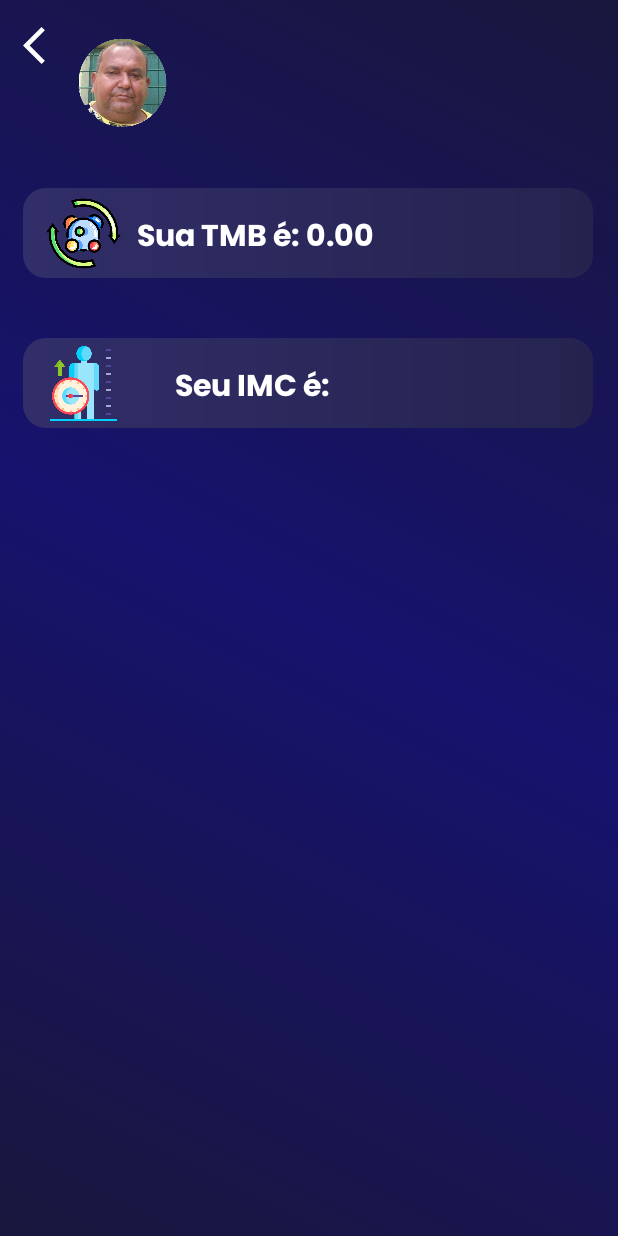
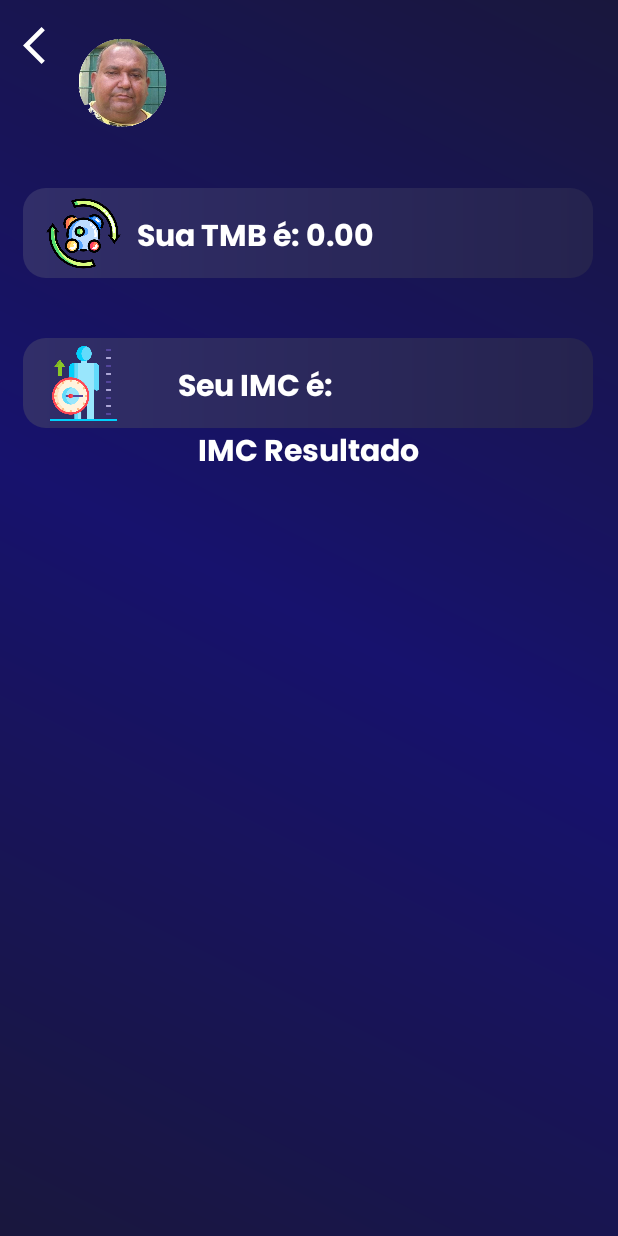
Before and after one commit to Tiag0Sants/Smart-Banha, an Android app: the MainActivity screen opened directly, with no data from a screen before it, on a phone screen of 412 x 824 dp. Run offline under Robolectric (Android 15) with nearby library versions, the phone set to English and light mode, and no system bars.

Commit message:
resolucao de erros

```diff
--- a/app/src/main/java/com/example/prototipo2/cadastro2.java
+++ b/app/src/main/java/com/example/prototipo2/cadastro2.java
@@ -10,6 +10,7 @@ import android.widget.Button;
 import android.widget.EditText;
 import android.widget.RadioButton;
 import android.widget.RadioGroup;
+import android.widget.TextView;
 import android.widget.Toast;
 
 import com.google.firebase.firestore.FirebaseFirestore;
@@ -17,6 +18,7 @@ import com.google.firebase.firestore.FirebaseFirestore;
 public class cadastro2 extends AppCompatActivity {
 
     EditText idade, peso, altura;
+    TextView imcResultado;
     RadioGroup generoGroup, objetivoGroup, nivelAtividadeGroup;
     Button finalizarCadastro;
     HelperClass usuario;
@@ -38,6 +40,7 @@ public class cadastro2 extends AppCompatActivity {
             @Override
             public void onClick(View v) {
                 calcularETransferirTMB(); // Chama a função para calcular e transferir a TMB
+                calcularIMC(); // Chama a função para calcular o IMC
             }
         });
     }
@@ -47,6 +50,7 @@ public class cadastro2 extends AppCompatActivity {
         idade = findViewById(R.id.valor_idade);
         peso = findViewById(R.id.valor_peso);
         altura = findViewById(R.id.valor_altura);
+        imcResultado = findViewById(R.id.imc_resultado); // TextView para mostrar o resultado do IMC
         generoGroup = findViewById(R.id.genero_grupo);
         objetivoGroup = findViewById(R.id.obj_grupo);
         nivelAtividadeGroup = findViewById(R.id.nvl);
@@ -124,4 +128,21 @@ public class cadastro2 extends AppCompatActivity {
             Toast.makeText(this, "Preencha todos os campos", Toast.LENGTH_SHORT).show();
         }
     }
+
+    private void calcularIMC() {
+        String strPeso = peso.getText().toString();
+        String strAltura = altura.getText().toString();
+
+        if (!strPeso.isEmpty() && !strAltura.isEmpty()) {
+            float peso = Float.parseFloat(strPeso);
+            float altura = Float.parseFloat(strAltura);
+
+            double imc = peso / (altura * altura);
+
+            // Exibe o resultado do IMC no TextView imcResultado
+            imcResultado.setText(String.format("Seu IMC é: %.2f", imc));
+        } else {
+            Toast.makeText(this, "Preencha os campos de peso e altura para calcular o IMC", Toast.LENGTH_SHORT).show();
+        }
+    }
 }
--- a/app/src/main/res/layout/activity_main.xml
+++ b/app/src/main/res/layout/activity_main.xml
@@ -5,7 +5,7 @@
     android:layout_width="match_parent"
     android:layout_height="match_parent"
     android:background="@drawable/background"
-    tools:context=".MainActivity">
+    tools:context=".cadastro2">
 
     <ImageView
         android:id="@+id/btnvoltar"
@@ -43,11 +43,10 @@
         android:layout_width="380dp"
         android:layout_height="60dp"
         android:id="@+id/tmb"
-        android:layout_marginLeft="15dp"
+        android:layout_marginStart="15dp"
         style="@style/button_opcoes"
         app:layout_constraintStart_toStartOf="parent"
-        app:layout_constraintTop_toBottomOf="@+id/imagem_perfil"
-        />
+        app:layout_constraintTop_toBottomOf="@+id/imagem_perfil" />
     <ImageView
         android:layout_width="50dp"
         android:layout_height="50dp"
@@ -55,7 +54,7 @@
         app:layout_constraintTop_toTopOf="@+id/tmb"
         app:layout_constraintStart_toStartOf="@+id/tmb"
         app:layout_constraintEnd_toEndOf="@+id/tmb"
-        android:layout_marginLeft="-300dp"
+        android:layout_marginStart="-300dp"
         android:layout_marginTop="5dp"/>
 
 
@@ -63,21 +62,21 @@
         android:id="@+id/textViewTMB"
         android:layout_width="wrap_content"
         android:layout_height="wrap_content"
-        android:text="Sua TMB é: "
+        android:layout_marginStart="-70dp"
+        android:layout_marginTop="16dp"
+        android:fontFamily="@font/poppins_bold"
+        android:text="@string/sua_tmb"
+        android:textColor="@android:color/white"
         android:textSize="20sp"
-        android:textColor="@android:color/white"
-        android:fontFamily="@font/poppins_bold"
-        app:layout_constraintTop_toTopOf="@+id/tmb"
+        app:layout_constraintEnd_toEndOf="@+id/tmb"
         app:layout_constraintStart_toStartOf="@+id/tmb"
-        app:layout_constraintEnd_toEndOf="@+id/tmb"
-        android:layout_marginTop="16dp"
-        android:layout_marginLeft="-70dp" />
+        app:layout_constraintTop_toTopOf="@+id/tmb" />
 
     <View
         android:layout_width="380dp"
         android:layout_height="60dp"
         android:id="@+id/imc"
-        android:layout_marginLeft="15dp"
+        android:layout_marginStart="15dp"
         style="@style/button_opcoes"
         app:layout_constraintStart_toStartOf="parent"
         app:layout_constraintTop_toBottomOf="@+id/tmb" />
@@ -89,14 +88,14 @@
         app:layout_constraintTop_toTopOf="@+id/imc"
         app:layout_constraintStart_toStartOf="@+id/imc"
         app:layout_constraintEnd_toEndOf="@+id/imc"
-        android:layout_marginLeft="-300dp"
+        android:layout_marginStart="-300dp"
         android:layout_marginTop="5dp"/>
 
     <TextView
         android:id="@+id/textViewIMC"
         android:layout_width="wrap_content"
         android:layout_height="wrap_content"
-        android:text="Seu IMC é: "
+        android:text="@string/seu_imc"
         android:textSize="20sp"
         android:textColor="@android:color/white"
         android:fontFamily="@font/poppins_bold"
@@ -104,5 +103,20 @@
         app:layout_constraintStart_toStartOf="@+id/imc"
         app:layout_constraintEnd_toEndOf="@+id/imc"
         android:layout_marginTop="16dp"
-        android:layout_marginLeft="-70dp" />
+        android:layout_marginStart="-70dp" />
+
+    <!-- Adiciona o TextView para exibir o valor do IMC -->
+    <TextView
+        android:id="@+id/imc_resultado"
+        android:layout_width="wrap_content"
+        android:layout_height="wrap_content"
+        android:text="@string/imc_resultado"
+        android:textSize="20sp"
+        android:textColor="@android:color/white"
+        android:fontFamily="@font/poppins_bold"
+        app:layout_constraintTop_toBottomOf="@+id/textViewIMC"
+        app:layout_constraintStart_toStartOf="@+id/imc"
+        app:layout_constraintEnd_toEndOf="@+id/imc"
+        android:layout_marginTop="8dp" />
+
 </androidx.constraintlayout.widget.ConstraintLayout>
--- a/app/src/main/res/values/strings.xml
+++ b/app/src/main/res/values/strings.xml
@@ -17,4 +17,7 @@
     <string name="peso_kg">Peso (Kg):</string>
     <string name="digite_sua_idade321">Digite sua idade</string>
     <string name="objetivo">Objetivo:</string>
+    <string name="sua_tmb">Sua TMB é:</string>
+    <string name="seu_imc">Seu IMC é:</string>
+    <string name="imc_resultado">IMC Resultado</string>
 </resources>
```
